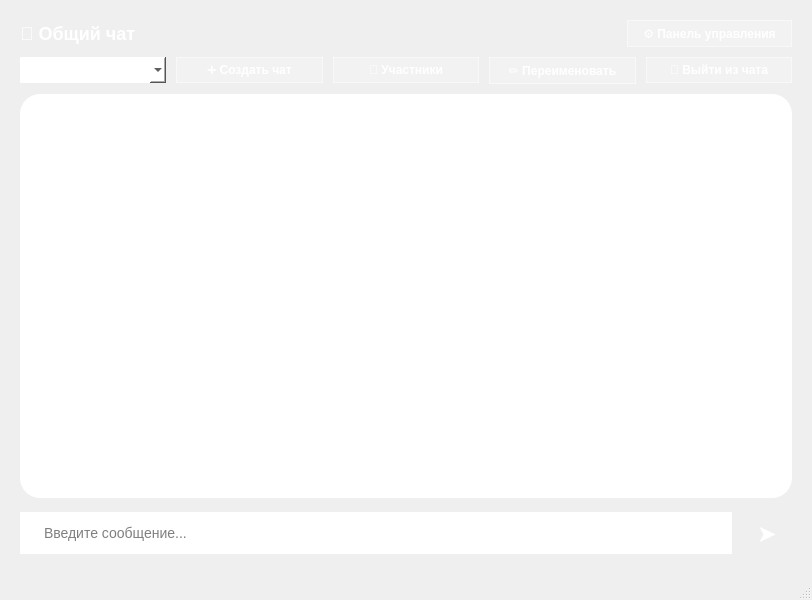
The window that client/mainwindow.ui (alexxxandra031/project) describes before a commit, drawn with Qt 5.
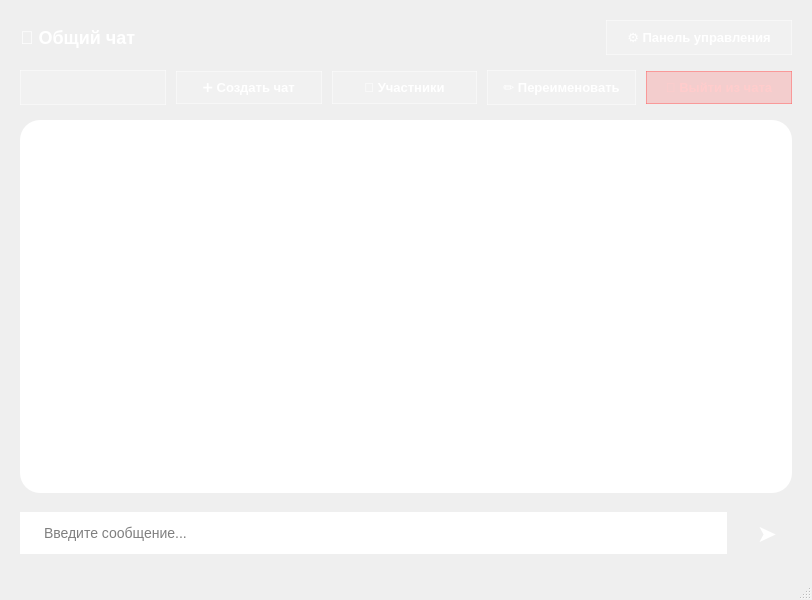
The same window after the commit.

Commit message:
Стилизация интерфейса MainWindow (эффект глассморфизма)
- Применен современный дизайн "матового стекла" (полупрозрачные фоны, белые рамки) для кнопок управления и верхней панели.
- Настроены эффекты наведения (hover) и нажатия (pressed) для улучшения отзывчивости интерфейса.
- Выпадающий список QComboBox полностью переработан под общую фиолетовую цветовую гамму приложения.
- Кнопка "Выйти из чата" выделена красноватым оттенком как визуальный акцент для деструктивного действия.
- Увеличены внутренние отступы элементов (padding) для более современного внешнего вида.

What changed in the file:
```diff
--- a/client/mainwindow.ui
+++ b/client/mainwindow.ui
@@ -47,7 +47,7 @@
   <widget class="QWidget" name="centralwidget">
    <layout class="QVBoxLayout" name="verticalLayout">
     <property name="spacing">
-     <number>10</number>
+     <number>15</number>
     </property>
     <property name="leftMargin">
      <number>20</number>
@@ -94,12 +94,13 @@
         <property name="styleSheet">
          <string notr="true">
           QPushButton {
-              background: rgba(255,255,255,0.2);
-              border: 1px solid rgba(255,255,255,0.5);
-              border-radius: 15px;
-              padding: 5px 15px;
+              background-color: rgba(255, 255, 255, 0.15);
+              border: 1px solid rgba(255, 255, 255, 0.4);
+              border-radius: 18px;
+              padding: 8px 20px;
               color: white;
               font-weight: bold;
+              font-size: 13px;
           }
           QPushButton:hover {
               background: rgba(255,255,255,0.3);
@@ -116,17 +117,45 @@
     </item>
     <item>
      <layout class="QHBoxLayout" name="horizontalLayout_chatSelect">
+      <property name="spacing">
+       <number>10</number>
+      </property>
       <item>
        <widget class="QComboBox" name="comboBox_chats">
         <property name="styleSheet">
          <string notr="true">
-      QComboBox {
-          background-color: white;
-          border-radius: 15px;
-          padding: 5px 10px;
-          font-size: 12px;
-      }
-     </string>
+          QComboBox {
+              background-color: rgba(255, 255, 255, 0.15);
+              border: 1px solid rgba(255, 255, 255, 0.4);
+              border-radius: 18px;
+              padding: 8px 15px;
+              color: white;
+              font-weight: bold;
+              font-size: 13px;
+          }
+          QComboBox:hover {
+              background-color: rgba(255, 255, 255, 0.25);
+              border: 1px solid rgba(255, 255, 255, 0.7);
+          }
+          QComboBox::drop-down {
+              border: none;
+              width: 30px;
+          }
+          QComboBox::down-arrow {
+              /* Встроенная стрелка Qt для глассморфизма */
+              image: none;
+          }
+          QComboBox QAbstractItemView {
+              background-color: #764ba2;
+              color: white;
+              selection-background-color: rgba(255, 255, 255, 0.3);
+              selection-color: white;
+              border: 1px solid rgba(255, 255, 255, 0.4);
+              border-radius: 10px;
+              outline: none;
+              padding: 5px;
+          }
+         </string>
         </property>
        </widget>
       </item>
@@ -137,18 +166,24 @@
         </property>
         <property name="styleSheet">
          <string notr="true">
-      QPushButton {
-          background: rgba(255,255,255,0.2);
-          border: 1px solid rgba(255,255,255,0.5);
-          border-radius: 15px;
-          padding: 5px 10px;
-          color: white;
-          font-weight: bold;
-      }
-      QPushButton:hover {
-          background: rgba(255,255,255,0.3);
-      }
-     </string>
+          QPushButton {
+              background-color: rgba(255, 255, 255, 0.15);
+              border: 1px solid rgba(255, 255, 255, 0.4);
+              border-radius: 18px;
+              padding: 8px 15px;
+              color: white;
+              font-weight: bold;
+              font-size: 13px;
+          }
+          QPushButton:hover {
+              background-color: rgba(255, 255, 255, 0.25);
+              border: 1px solid rgba(255, 255, 255, 0.7);
+          }
+          QPushButton:pressed {
+              background-color: rgba(255, 255, 255, 0.1);
+              border: 1px solid rgba(255, 255, 255, 0.3);
+          }
+         </string>
         </property>
         <property name="text">
          <string>➕ Создать чат</string>
@@ -162,18 +197,24 @@
         </property>
         <property name="styleSheet">
          <string notr="true">
-    QPushButton {
-        background: rgba(255,255,255,0.2);
-        border: 1px solid rgba(255,255,255,0.5);
-        border-radius: 15px;
-        padding: 5px 10px;
-        color: white;
-        font-weight: bold;
-    }
-    QPushButton:hover {
-        background: rgba(255,255,255,0.3);
-    }
-   </string>
+          QPushButton {
+              background-color: rgba(255, 255, 255, 0.15);
+              border: 1px solid rgba(255, 255, 255, 0.4);
+              border-radius: 18px;
+              padding: 8px 15px;
+              color: white;
+              font-weight: bold;
+              font-size: 13px;
+          }
+          QPushButton:hover {
+              background-color: rgba(255, 255, 255, 0.25);
+              border: 1px solid rgba(255, 255, 255, 0.7);
+          }
+          QPushButton:pressed {
+              background-color: rgba(255, 255, 255, 0.1);
+              border: 1px solid rgba(255, 255, 255, 0.3);
+          }
+         </string>
         </property>
         <property name="text">
          <string>👥 Участники</string>
@@ -187,18 +228,24 @@
         </property>
         <property name="styleSheet">
          <string notr="true">
-    QPushButton {
-        background: rgba(255,255,255,0.2);
-        border: 1px solid rgba(255,255,255,0.5);
-        border-radius: 15px;
-        padding: 5px 10px;
-        color: white;
-        font-weight: bold;
-    }
-    QPushButton:hover {
-        background: rgba(255,255,255,0.3);
-    }
-   </string>
+          QPushButton {
+              background-color: rgba(255, 255, 255, 0.15);
+              border: 1px solid rgba(255, 255, 255, 0.4);
+              border-radius: 18px;
+              padding: 8px 15px;
+              color: white;
+              font-weight: bold;
+              font-size: 13px;
+          }
+          QPushButton:hover {
+              background-color: rgba(255, 255, 255, 0.25);
+              border: 1px solid rgba(255, 255, 255, 0.7);
+          }
+          QPushButton:pressed {
+              background-color: rgba(255, 255, 255, 0.1);
+              border: 1px solid rgba(255, 255, 255, 0.3);
+          }
+         </string>
         </property>
         <property name="text">
          <string>✏️ Переименовать</string>
@@ -212,18 +259,25 @@
         </property>
         <property name="styleSheet">
          <string notr="true">
-    QPushButton {
-        background: rgba(255,255,255,0.2);
-        border: 1px solid rgba(255,255,255,0.5);
-        border-radius: 15px;
-        padding: 5px 10px;
-        color: white;
-        font-weight: bold;
-    }
-    QPushButton:hover {
-        background: rgba(255,255,255,0.3);
-    }
-   </string>
+          QPushButton {
+              background-color: rgba(255, 100, 100, 0.25);
+              border: 1px solid rgba(255, 100, 100, 0.5);
+              border-radius: 18px;
+              padding: 8px 15px;
+              color: #ffcccc;
+              font-weight: bold;
+              font-size: 13px;
+          }
+          QPushButton:hover {
+              background-color: rgba(255, 80, 80, 0.4);
+              border: 1px solid rgba(255, 100, 100, 0.8);
+              color: white;
+          }
+          QPushButton:pressed {
+              background-color: rgba(255, 50, 50, 0.5);
+              border: 1px solid rgba(255, 50, 50, 0.9);
+          }
+         </string>
         </property>
         <property name="text">
          <string>🚪 Выйти из чата</string>
```
Left out of the diff: 35 changed lines with no effect on the pictures.
